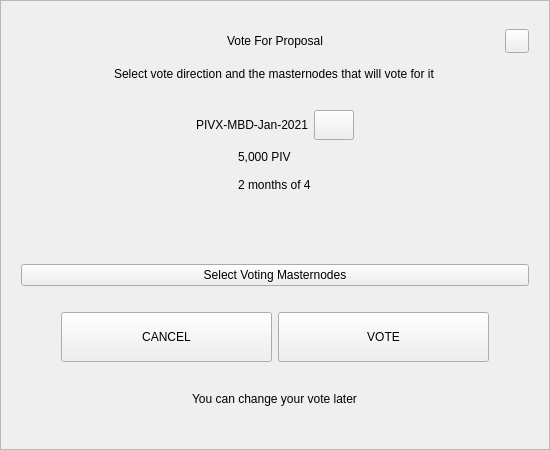
The window that src/qt/dogec/forms/votedialog.ui (kyeno/dogecash) describes before a commit, drawn with Qt 5.
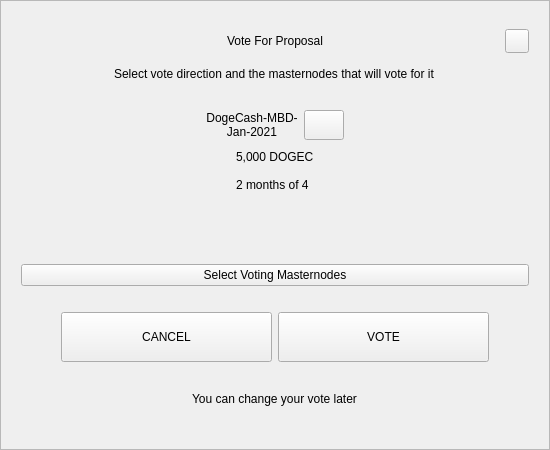
The same window after the commit.

Commit message: PIV<>DOGEC

What changed in the file:
```diff
--- a/src/qt/dogec/forms/votedialog.ui
+++ b/src/qt/dogec/forms/votedialog.ui
@@ -183,7 +183,7 @@
            </size>
           </property>
           <property name="text">
-           <string notr="true">PIVX-MBD-Jan-2021</string>
+           <string notr="true">DogeCash-MBD-Jan-2021</string>
           </property>
           <property name="alignment">
            <set>Qt::AlignCenter</set>
@@ -257,7 +257,7 @@
          <item>
           <widget class="QLabel" name="labelAmount">
            <property name="text">
-            <string notr="true">5,000 PIV</string>
+            <string notr="true">5,000 DOGEC</string>
            </property>
           </widget>
          </item>
```
The commit also changes 557 other files.
